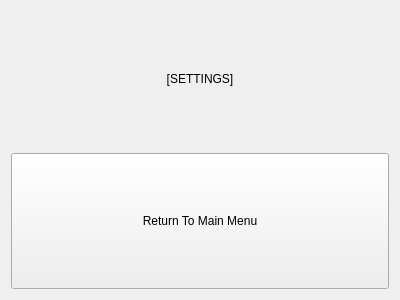
Before: the Qt Designer form src/menu/settingswidget.ui in VKuzia/cat-circus, drawn with Qt 5.
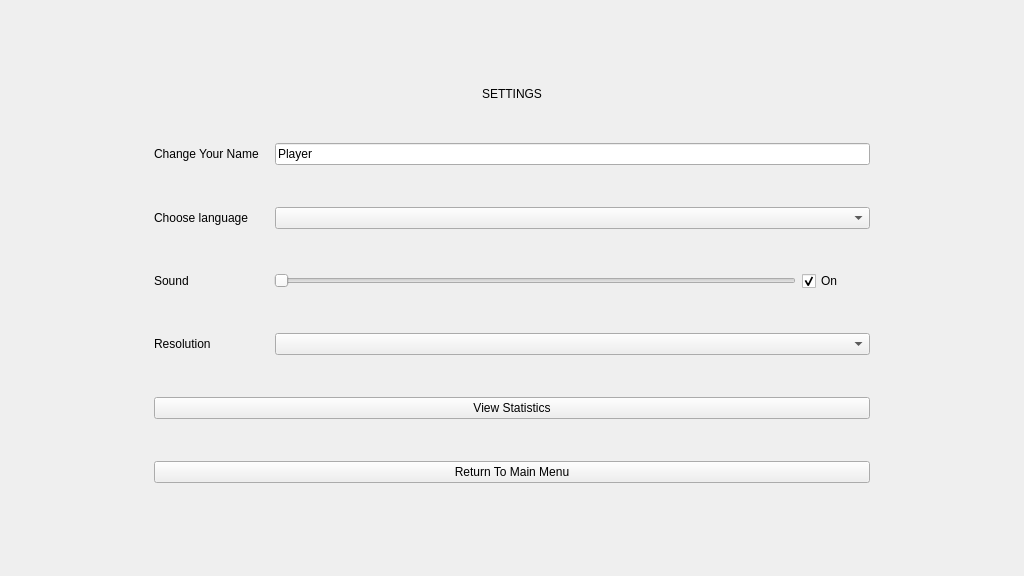
After: the same form once the commit is applied.

Commit message: Menu/settings (#13)

What changed in the file:
```diff
--- a/src/menu/settingswidget.ui
+++ b/src/menu/settingswidget.ui
@@ -6,42 +6,185 @@
    <rect>
     <x>0</x>
     <y>0</y>
-    <width>400</width>
-    <height>300</height>
+    <width>1024</width>
+    <height>576</height>
    </rect>
   </property>
   <property name="windowTitle">
    <string>Form</string>
   </property>
-  <layout class="QVBoxLayout" name="verticalLayout" stretch="1,1">
+  <layout class="QHBoxLayout" name="horizontalLayout" stretch="1,5,1">
    <item>
-    <widget class="QLabel" name="ui_settings_label_">
-     <property name="sizePolicy">
-      <sizepolicy hsizetype="Expanding" vsizetype="Expanding">
-       <horstretch>0</horstretch>
-       <verstretch>0</verstretch>
-      </sizepolicy>
+    <spacer name="ui_left_spacer_">
+     <property name="orientation">
+      <enum>Qt::Horizontal</enum>
      </property>
-     <property name="text">
-      <string>[SETTINGS]</string>
+     <property name="sizeHint" stdset="0">
+      <size>
+       <width>40</width>
+       <height>20</height>
+      </size>
      </property>
-     <property name="alignment">
-      <set>Qt::AlignCenter</set>
-     </property>
-    </widget>
+    </spacer>
    </item>
    <item>
-    <widget class="QPushButton" name="ui_return_button_">
-     <property name="sizePolicy">
-      <sizepolicy hsizetype="Expanding" vsizetype="Expanding">
-       <horstretch>0</horstretch>
-       <verstretch>0</verstretch>
-      </sizepolicy>
+    <layout class="QVBoxLayout" name="ui_vertical_layout_" stretch="1,8,10,10,10,10,8,8,1">
+     <item>
+      <spacer name="ui_upper_spacer_">
+       <property name="orientation">
+        <enum>Qt::Vertical</enum>
+       </property>
+       <property name="sizeType">
+        <enum>QSizePolicy::Fixed</enum>
+       </property>
+       <property name="sizeHint" stdset="0">
+        <size>
+         <width>20</width>
+         <height>40</height>
+        </size>
+       </property>
+      </spacer>
+     </item>
+     <item>
+      <widget class="QLabel" name="ui_settings_label_">
+       <property name="sizePolicy">
+        <sizepolicy hsizetype="Minimum" vsizetype="Fixed">
+         <horstretch>0</horstretch>
+         <verstretch>0</verstretch>
+        </sizepolicy>
+       </property>
+       <property name="text">
+        <string>SETTINGS</string>
+       </property>
+       <property name="alignment">
+        <set>Qt::AlignCenter</set>
+       </property>
+      </widget>
+     </item>
+     <item>
+      <layout class="QHBoxLayout" name="ui_user_layout_" stretch="5,26">
+       <item>
+        <widget class="QLabel" name="ui_user_label_">
+         <property name="text">
+          <string>Change Your Name</string>
+         </property>
+        </widget>
+       </item>
+       <item>
+        <widget class="QLineEdit" name="ui_user_line_edit_">
+         <property name="text">
+          <string>Player</string>
+         </property>
+        </widget>
+       </item>
+      </layout>
+     </item>
+     <item>
+      <layout class="QHBoxLayout" name="ui_language_layout_" stretch="5,26">
+       <item>
+        <widget class="QLabel" name="ui_language_label_">
+         <property name="text">
+          <string>Choose language</string>
+         </property>
+        </widget>
+       </item>
+       <item>
+        <widget class="QComboBox" name="ui_language_combo_box_"/>
+       </item>
+      </layout>
+     </item>
+     <item>
+      <layout class="QHBoxLayout" name="ui_sound_layout_" stretch="5,23,3">
+       <item>
+        <widget class="QLabel" name="ui_sound_label_">
+         <property name="text">
+          <string>Sound</string>
+         </property>
+        </widget>
+       </item>
+       <item>
+        <widget class="QSlider" name="ui_volume_">
+         <property name="orientation">
+          <enum>Qt::Horizontal</enum>
+         </property>
+        </widget>
+       </item>
+       <item>
+        <widget class="QCheckBox" name="ui_sound_check_box_">
+         <property name="text">
+          <string>On</string>
+         </property>
+         <property name="checked">
+          <bool>true</bool>
+         </property>
+        </widget>
+       </item>
+      </layout>
+     </item>
+     <item>
+      <layout class="QHBoxLayout" name="ui_resolution_layout_" stretch="5,26">
+       <item>
+        <widget class="QLabel" name="ui_resoluton_label_">
+         <property name="text">
+          <string>Resolution</string>
+         </property>
+        </widget>
+       </item>
+       <item>
+        <widget class="QComboBox" name="ui_resolution_combo_box_"/>
+       </item>
+      </layout>
+     </item>
+     <item>
+      <widget class="QPushButton" name="ui_statistics_button_">
+       <property name="text">
+        <string>View Statistics</string>
+       </property>
+      </widget>
+     </item>
+     <item>
+      <widget class="QPushButton" name="ui_return_button_">
+       <property name="sizePolicy">
+        <sizepolicy hsizetype="Minimum" vsizetype="Fixed">
+         <horstretch>0</horstretch>
+         <verstretch>0</verstretch>
+        </sizepolicy>
+       </property>
+       <property name="text">
+        <string>Return To Main Menu</string>
+       </property>
+      </widget>
+     </item>
+     <item>
+      <spacer name="ui_down_spacer_">
+       <property name="orientation">
+        <enum>Qt::Vertical</enum>
+       </property>
+       <property name="sizeType">
+        <enum>QSizePolicy::Fixed</enum>
+       </property>
+       <property name="sizeHint" stdset="0">
+        <size>
+         <width>20</width>
+         <height>40</height>
+        </size>
+       </property>
+      </spacer>
+     </item>
+    </layout>
+   </item>
+   <item>
+    <spacer name="ui_right_pacer_">
+     <property name="orientation">
+      <enum>Qt::Horizontal</enum>
      </property>
-     <property name="text">
-      <string>Return To Main Menu</string>
+     <property name="sizeHint" stdset="0">
+      <size>
+       <width>40</width>
+       <height>20</height>
+      </size>
      </property>
-    </widget>
+    </spacer>
    </item>
   </layout>
  </widget>
```
Left out of the diff: 85 changed lines with no effect on the pictures. The commit also changes 16 other files.
